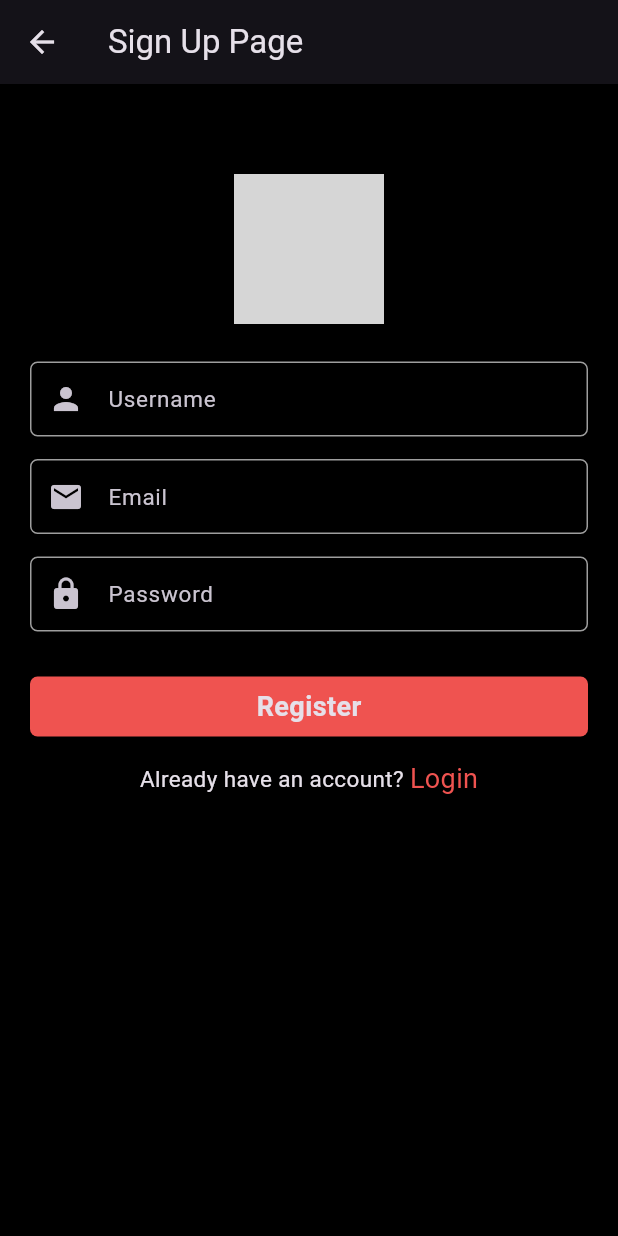
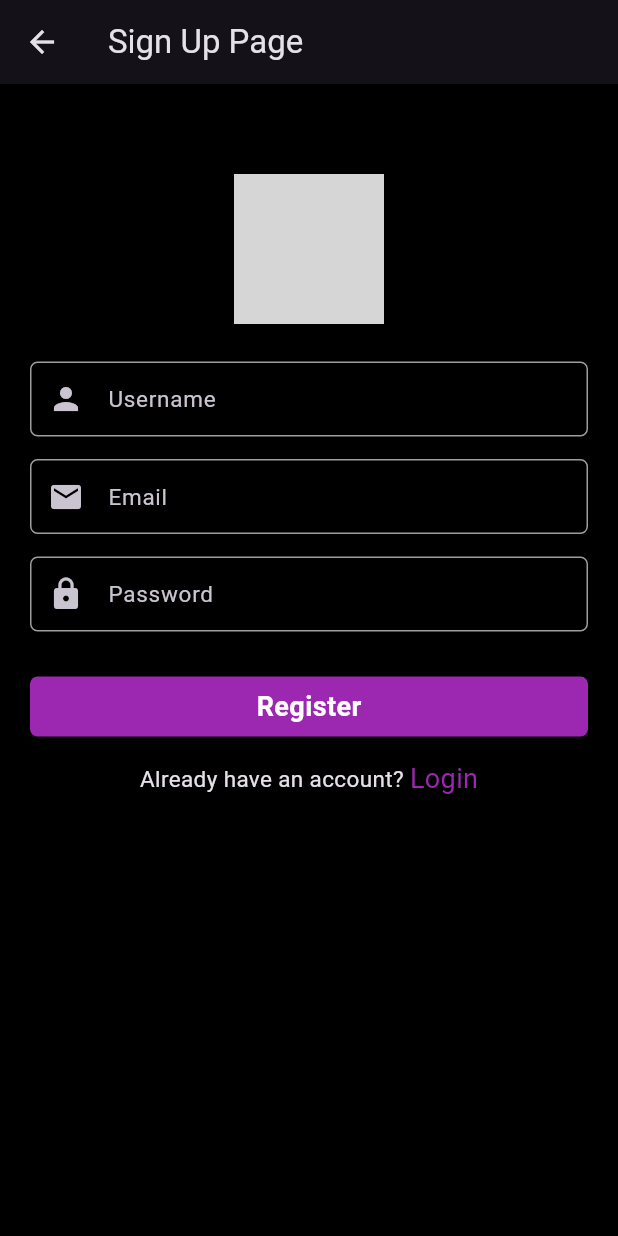
Before and after one commit to Ut321/shortvideo, a Flutter app: the screen it shows after launch, after a tap on "Register", on a phone screen of 412 x 824 dp. Run offline on Flutter 3.47's test engine with Material 3 defaults, Android fonts, the phone set to English and light mode, and no system bars; our stand-ins replace cached_network_image, cloud_firestore, cloud_functions, firebase_auth, firebase_core, firebase_storage and 6 more; missing offline and left inert: video_compress; accounts and stored records are empty; network calls fail; grey boxes are pictures that could not be loaded.

Commit message:
update UI

```diff
--- a/lib/constants.dart
+++ b/lib/constants.dart
@@ -17,9 +17,8 @@ List pages = [
 
 // COLORS
 const backgroundColor = Colors.black;
-var buttonColor = Colors.red[400];
+const buttonColor = Colors.purple;
 const borderColor = Colors.grey;
-
 // FIREBASE
 var firebaseAuth = FirebaseAuth.instance;
 var firebaseStorage = FirebaseStorage.instance;
--- a/lib/views/screens/auth/login_screen.dart
+++ b/lib/views/screens/auth/login_screen.dart
@@ -24,7 +24,7 @@ class LoginScreen extends StatelessWidget {
         child: Column(
           mainAxisAlignment: MainAxisAlignment.center,
           children: [
-            Text(
+            const Text(
               'Short Video App',
               style: TextStyle(
                 fontSize: 28,
@@ -72,9 +72,9 @@ class LoginScreen extends StatelessWidget {
             Container(
               width: MediaQuery.of(context).size.width - 65,
               height: 40,
-              decoration: BoxDecoration(
+              decoration: const BoxDecoration(
                 color: buttonColor,
-                borderRadius: const BorderRadius.all(
+                borderRadius: BorderRadius.all(
                   Radius.circular(5),
                 ),
               ),
@@ -112,33 +112,53 @@ class LoginScreen extends StatelessWidget {
                       builder: (context) => SignupScreen(),
                     ),
                   ),
-                  child: Text(
+                  child: const Text(
                     'Register',
-                    style: TextStyle(fontSize: 18, color: buttonColor),
+                    style: TextStyle(fontSize: 18, color: Colors.redAccent),
                   ),
                 ),
               ],
             ),
+            const SizedBox(height: 20),
+
             GestureDetector(
               onTap: () {
                 Navigator.of(context).push(MaterialPageRoute(
                   builder: (context) => ForgotPasswordScreen(),
                 ));
               },
-              child: Text(
-                'Forget password !',
-                style: TextStyle(fontSize: 18, color: buttonColor),
+              child: const Text(
+                'Forget password ',
+                style: TextStyle(fontSize: 12, color: Colors.green),
               ),
             ),
+            const SizedBox(height: 50),
             GestureDetector(
-              onTap: () {
-                signInWithGoogle();
-              },
-              child: Text(
-                'Sign in with Google !',
-                style: TextStyle(fontSize: 18, color: Colors.white),
-              ),
-            ),
+                onTap: () {
+                  signInWithGoogle();
+                },
+                child: Container(
+                  height: 35,
+                  width: 200,
+                  color: Colors.white,
+                  child: Row(
+                      mainAxisAlignment: MainAxisAlignment.center,
+                      children: [
+                        ClipOval(
+                          child: Image.asset(
+                            'assets/google-logo.webp',
+                            height: 30,
+                            width: 30,
+                            fit: BoxFit.cover,
+                          ),
+                        ),
+                        const SizedBox(width: 8),
+                        const Text(
+                          'Sign in with Google',
+                          style: TextStyle(fontSize: 18, color: Colors.grey),
+                        ),
+                      ]),
+                )),
           ],
         ),
       ),
--- a/lib/views/screens/auth/signup_screen.dart
+++ b/lib/views/screens/auth/signup_screen.dart
@@ -168,6 +168,7 @@ class SignupScreen extends StatelessWidget {
                     child: Text(
                       'Register',
                       style: TextStyle(
+                        color: Colors.white,
                         fontSize: 18,
                         fontWeight: FontWeight.w700,
                       ),
--- a/lib/views/screens/home_screen.dart
+++ b/lib/views/screens/home_screen.dart
@@ -24,7 +24,7 @@ class _HomeScreenState extends State<HomeScreen> {
         },
         type: BottomNavigationBarType.fixed,
         backgroundColor: backgroundColor,
-        selectedItemColor: Colors.red,
+        selectedItemColor: buttonColor,
         unselectedItemColor: Colors.white,
         currentIndex: pageIdx,
         items: const [
--- a/pubspec.yaml
+++ b/pubspec.yaml
@@ -60,8 +60,9 @@ flutter:
   # the material Icons class.
   uses-material-design: true
   # To add assets to your application, add an assets section, like this:
-  # assets:
-  #   - images/a_dot_burr.jpeg
+  assets:
+    - assets/google-logo.webp
+
   #   - images/a_dot_ham.jpeg
   # An image asset can refer to one or more resolution-specific "variants", see
   # https://flutter.dev/assets-and-images/#resolution-aware.
```
Also changed, not shown: lib/views/screens/confirm_screen.dart (+18 -17 lines), assets/google-logo.webp (added), 1 other file.
